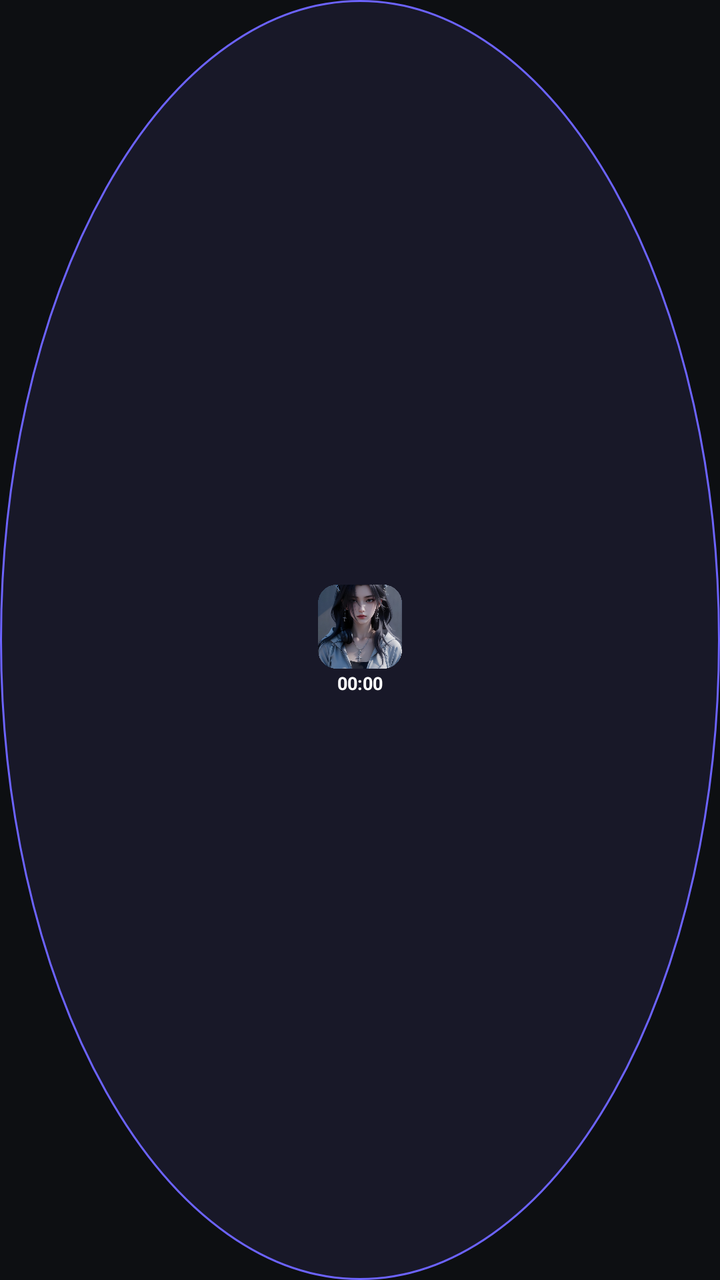
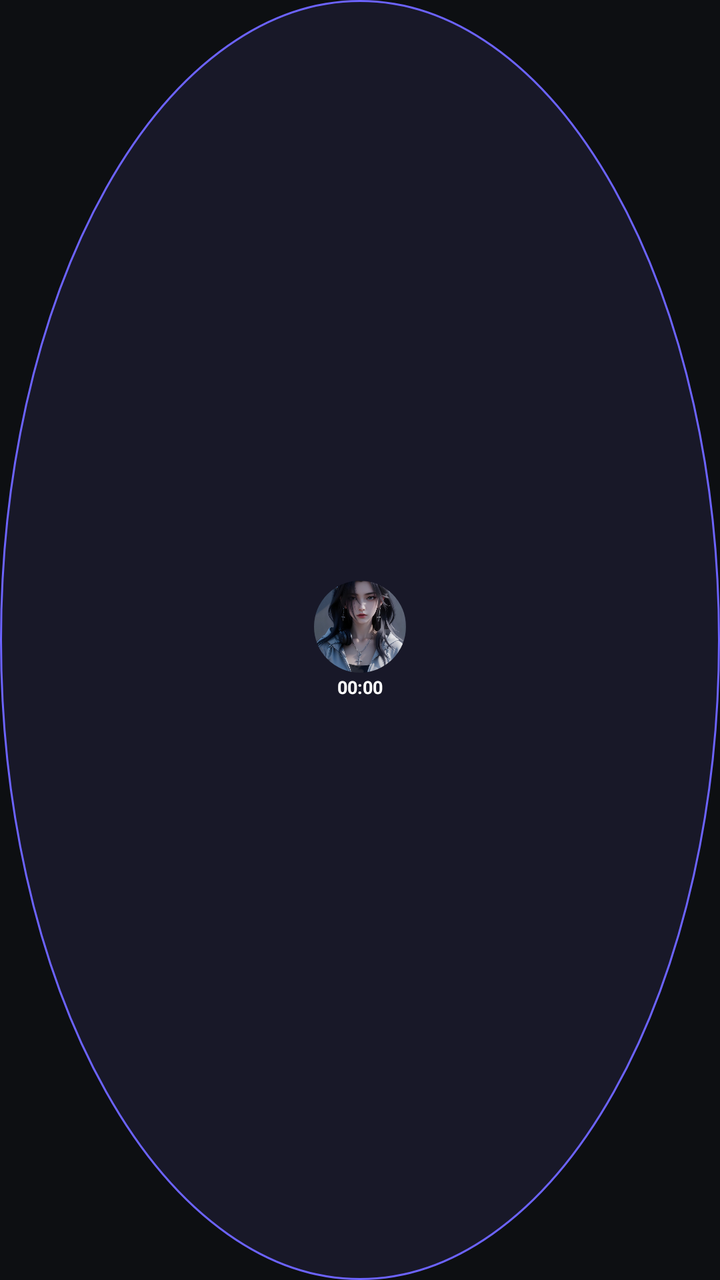

An Android layout rendered at two revisions. The XML below is the earlier revision; the diff shows what the commit changed to produce the second picture.
<!-- AndroidManifest.xml: application theme Theme.NyxRecorder -->
<!-- res/layout/view_bubble.xml -->
<?xml version="1.0" encoding="utf-8"?>
<LinearLayout xmlns:android="http://schemas.android.com/apk/res/android"
    android:layout_width="64dp"
    android:layout_height="64dp"
    android:background="@drawable/bg_bubble"
    android:gravity="center"
    android:orientation="vertical">

    <ImageView
        android:id="@+id/bubbleIcon"
        android:layout_width="42dp"
        android:layout_height="42dp"
        android:contentDescription="NYX-RECORDER"
        android:gravity="center"
        android:src="@drawable/ic_launcher_foreground" />

    <TextView
        android:id="@+id/bubbleTime"
        android:layout_width="wrap_content"
        android:layout_height="wrap_content"
        android:layout_marginTop="1dp"
        android:text="00:00"
        android:textColor="@android:color/white"
        android:textSize="9sp"
        android:textStyle="bold" />
</LinearLayout>
<!-- resources referenced by this layout -->
<resources>
  <!-- drawable bg_bubble (drawable) -->
  <?xml version="1.0" encoding="utf-8"?>
  <shape xmlns:android="http://schemas.android.com/apk/res/android" android:shape="oval">
      <solid android:color="#CC1B1B2E" />
      <stroke android:width="1dp" android:color="#6C63FF" />
  </shape>
  <!-- drawable ic_launcher_foreground: png bitmap (drawable-nodpi, 275618 bytes) -->
  <style name="Theme.NyxRecorder" parent="android:Theme.Material.NoActionBar">
          <item name="android:windowBackground">#0D0F12</item>
          <item name="android:statusBarColor">@android:color/transparent</item>
          <item name="android:navigationBarColor">@android:color/transparent</item>
          <item name="android:windowLightStatusBar">false</item>
          <item name="android:windowLightNavigationBar">false</item>
          <item name="android:resizeableActivity">true</item>
      </style>
</resources>

<!-- the commit's change to res/layout/view_bubble.xml (unified diff, before → after) -->
@@ -8,10 +8,13 @@
 
     <ImageView
         android:id="@+id/bubbleIcon"
-        android:layout_width="42dp"
-        android:layout_height="42dp"
+        android:layout_width="46dp"
+        android:layout_height="46dp"
         android:contentDescription="NYX-RECORDER"
         android:gravity="center"
+        android:scaleType="centerCrop"
+        android:background="@drawable/bg_icon_circle"
+        android:clipToOutline="true"
         android:src="@drawable/ic_launcher_foreground" />
 
     <TextView
<!-- resource entries referenced after the edit -->
@@ -5,6 +5,12 @@
   <shape xmlns:android="http://schemas.android.com/apk/res/android" android:shape="oval">
       <solid android:color="#CC1B1B2E" />
       <stroke android:width="1dp" android:color="#6C63FF" />
+  </shape>
+  <!-- drawable bg_icon_circle (drawable) -->
+  <?xml version="1.0" encoding="utf-8"?>
+  <shape xmlns:android="http://schemas.android.com/apk/res/android"
+      android:shape="oval">
+      <solid android:color="#CC1B1B2E" />
   </shape>
   <!-- drawable ic_launcher_foreground: png bitmap (drawable-nodpi, 275618 bytes) -->
   <style name="Theme.NyxRecorder" parent="android:Theme.Material.NoActionBar">
